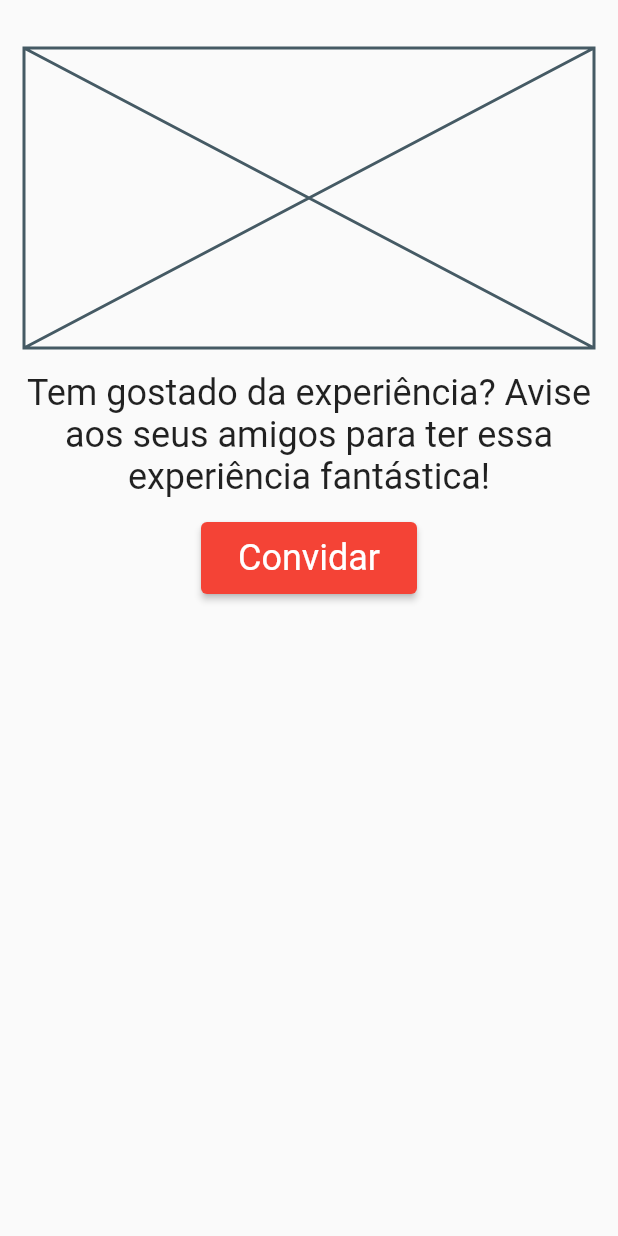
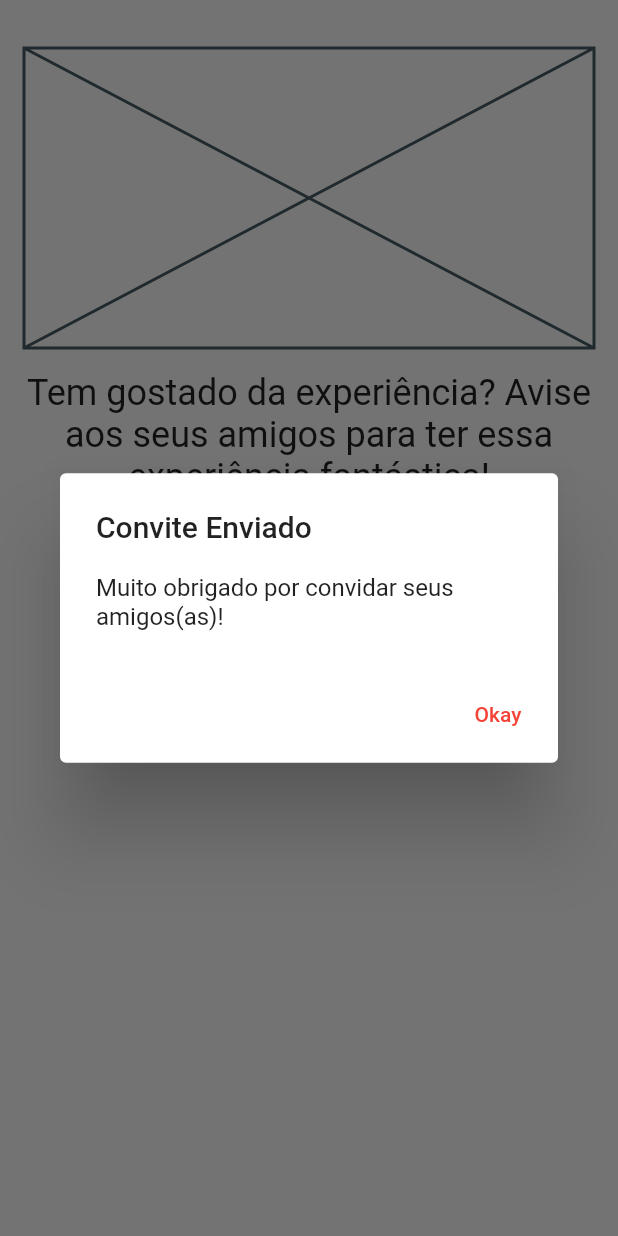
Before and after one commit to DeyvidJLira/scaffold_class_app, a Flutter app: the InvitePage widget shown alone on an empty page, opened directly, after a tap on "Convidar", on a phone screen of 412 x 824 dp. Run offline on Flutter 3.47's test engine with Material 2 defaults, Android fonts, the phone set to English and light mode, and no system bars; our stand-ins replace flutter_svg; network calls fail.

Commit message:
Add dialog in InvitePage

```diff
--- a/lib/strings.dart
+++ b/lib/strings.dart
@@ -31,6 +31,11 @@ abstract class Strings {
   static const String INVITE_DESCRIPTION =
       "Tem gostado da experiência? Avise aos seus amigos para ter essa experiência fantástica!";
   static const String INVITE_BUTTON = "Convidar";
+
+  static const String INVITE_DIALOG_TITLE = "Convite Enviado";
+  static const String INVITE_DIALOG_DESCRIPTION =
+      "Muito obrigado por convidar seus amigos(as)!";
+  static const String INVITE_DIALOG_BUTTON = "Okay";
   //#endregion
 
   //#region About Page
--- a/lib/ui/pages/invite/invite_page.dart
+++ b/lib/ui/pages/invite/invite_page.dart
@@ -42,7 +42,23 @@ class _InvitePageState extends State<InvitePage> {
                     .headlineSmall!
                     .copyWith(color: Colors.white),
               ),
-              onPressed: () {},
+              onPressed: () {
+                showDialog(
+                    context: context,
+                    barrierDismissible: false,
+                    builder: (context) => AlertDialog(
+                          title: const Text(Strings.INVITE_DIALOG_TITLE),
+                          content:
+                              const Text(Strings.INVITE_DIALOG_DESCRIPTION),
+                          actions: [
+                            TextButton(
+                                onPressed: () {
+                                  Navigator.of(context).pop();
+                                },
+                                child: const Text(Strings.INVITE_DIALOG_BUTTON))
+                          ],
+                        ));
+              },
             ),
           )
         ],
```
